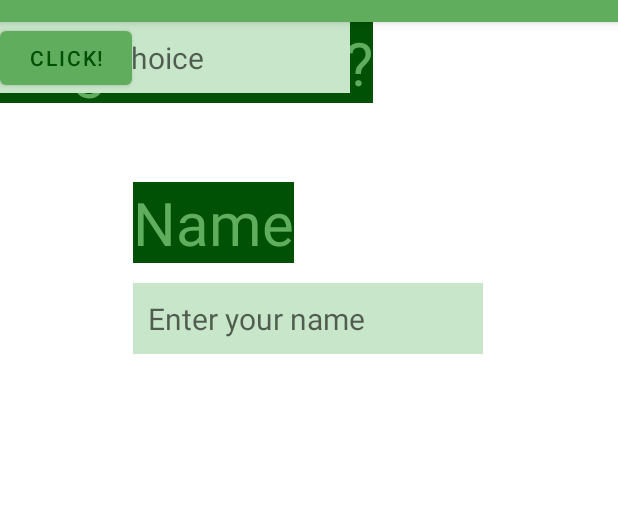
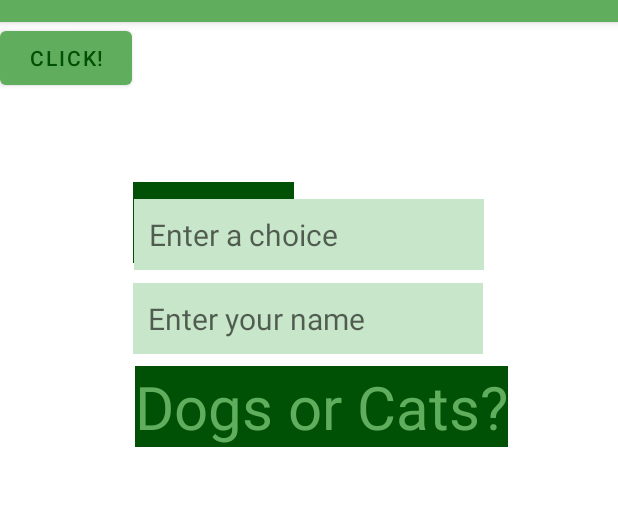
Before and after one commit to tian9801/ColorThemeApp, an Android app: the screen it shows after launch (MainActivity), on a phone screen of 412 x 824 dp, the part 62-568 px from its top. Run offline under Robolectric (Android 15) with nearby library versions, the phone set to English and light mode, and no system bars.

```diff
--- a/app/src/main/res/layout/activity_main.xml
+++ b/app/src/main/res/layout/activity_main.xml
@@ -49,8 +49,12 @@
         android:layout_width="wrap_content"
         android:layout_height="wrap_content"
         android:text="Dogs or Cats?"
-        tools:layout_editor_absoluteX="89dp"
-        tools:layout_editor_absoluteY="243dp" />
+        app:layout_constraintBottom_toBottomOf="parent"
+        app:layout_constraintEnd_toEndOf="parent"
+        app:layout_constraintHorizontal_bias="0.549"
+        app:layout_constraintStart_toStartOf="parent"
+        app:layout_constraintTop_toTopOf="parent"
+        app:layout_constraintVertical_bias="0.321" />
 
     <EditText
         android:id="@+id/editTextTextPersonName3"
@@ -59,6 +63,8 @@
         android:ems="10"
         android:hint="Enter a choice"
         android:inputType="textPersonName"
-        tools:layout_editor_absoluteX="88dp"
-        tools:layout_editor_absoluteY="312dp" />
+        app:layout_constraintBottom_toTopOf="@+id/button2"
+        app:layout_constraintEnd_toEndOf="parent"
+        app:layout_constraintStart_toStartOf="parent"
+        app:layout_constraintTop_toBottomOf="@+id/textView2" />
 </androidx.constraintlayout.widget.ConstraintLayout>
```
